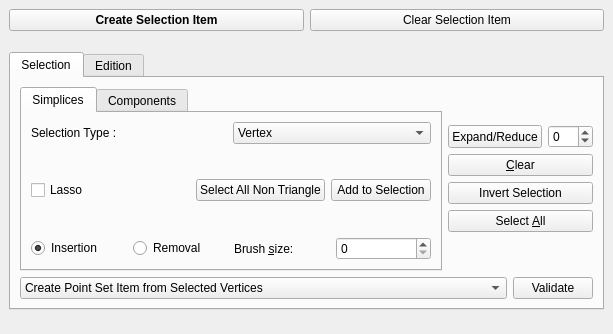
CGAL/cgal, file Polyhedron/demo/Polyhedron/Plugins/PMP/Selection_widget.ui: the form before one commit.
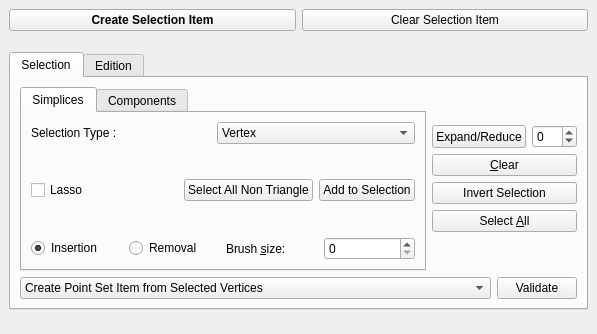
The form after the commit.

```diff
--- a/Polyhedron/demo/Polyhedron/Plugins/PMP/Selection_widget.ui
+++ b/Polyhedron/demo/Polyhedron/Plugins/PMP/Selection_widget.ui
@@ -6,7 +6,7 @@
    <rect>
     <x>0</x>
     <y>0</y>
-    <width>613</width>
+    <width>597</width>
     <height>334</height>
    </rect>
   </property>
```
Left out of the diff: 5 changed lines with no effect on the pictures.
